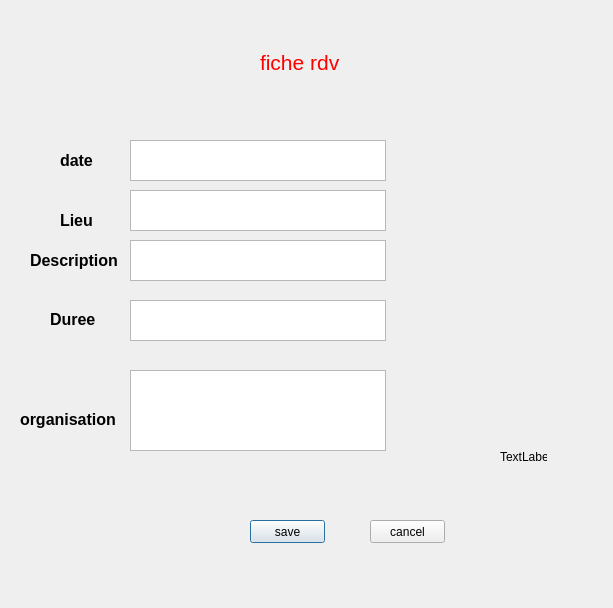
This is qt/tpqt/rdvui.ui in khalillakhdhar/python_seance1 as Qt 5 draws it before an edit. The edited form follows.
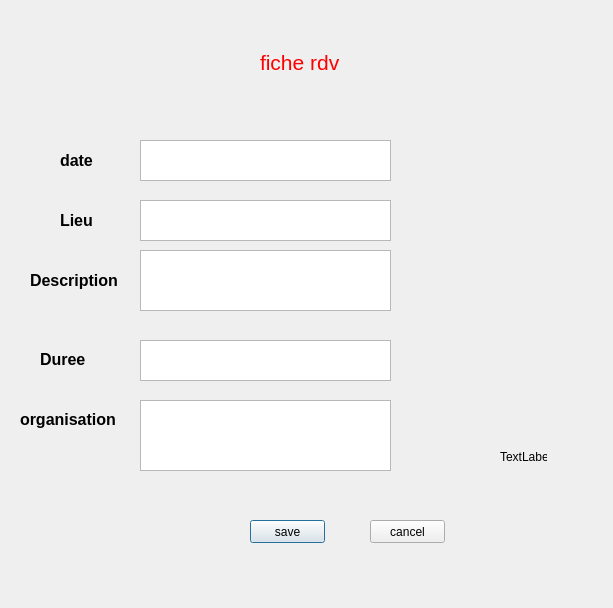
This is the edited form.

```diff
--- a/qt/tpqt/rdvui.ui
+++ b/qt/tpqt/rdvui.ui
@@ -43,7 +43,7 @@
    <property name="geometry">
     <rect>
      <x>30</x>
-     <y>250</y>
+     <y>270</y>
      <width>91</width>
      <height>21</height>
     </rect>
@@ -55,8 +55,8 @@
   <widget class="QLabel" name="label_4">
    <property name="geometry">
     <rect>
-     <x>50</x>
-     <y>310</y>
+     <x>40</x>
+     <y>350</y>
      <width>61</width>
      <height>20</height>
     </rect>
@@ -78,56 +78,6 @@
     <string>&lt;html&gt;&lt;head/&gt;&lt;body&gt;&lt;p&gt;&lt;span style=&quot; font-size:12pt; font-weight:600;&quot;&gt;organisation&lt;/span&gt;&lt;/p&gt;&lt;/body&gt;&lt;/html&gt;</string>
    </property>
   </widget>
-  <widget class="QTextBrowser" name="date">
-   <property name="geometry">
-    <rect>
-     <x>130</x>
-     <y>140</y>
-     <width>256</width>
-     <height>41</height>
-    </rect>
-   </property>
-  </widget>
-  <widget class="QTextBrowser" name="Lieu">
-   <property name="geometry">
-    <rect>
-     <x>130</x>
-     <y>190</y>
-     <width>256</width>
-     <height>41</height>
-    </rect>
-   </property>
-  </widget>
-  <widget class="QTextBrowser" name="Description">
-   <property name="geometry">
-    <rect>
-     <x>130</x>
-     <y>240</y>
-     <width>256</width>
-     <height>41</height>
-    </rect>
-   </property>
-  </widget>
-  <widget class="QTextBrowser" name="Duree">
-   <property name="geometry">
-    <rect>
-     <x>130</x>
-     <y>300</y>
-     <width>256</width>
-     <height>41</height>
-    </rect>
-   </property>
-  </widget>
-  <widget class="QTextBrowser" name="organisation">
-   <property name="geometry">
-    <rect>
-     <x>130</x>
-     <y>370</y>
-     <width>256</width>
-     <height>81</height>
-    </rect>
-   </property>
-  </widget>
   <widget class="QLabel" name="label_6">
    <property name="geometry">
     <rect>
@@ -180,6 +130,56 @@
     <string>TextLabel</string>
    </property>
   </widget>
+  <widget class="QTextEdit" name="date">
+   <property name="geometry">
+    <rect>
+     <x>140</x>
+     <y>140</y>
+     <width>251</width>
+     <height>41</height>
+    </rect>
+   </property>
+  </widget>
+  <widget class="QTextEdit" name="Lieu">
+   <property name="geometry">
+    <rect>
+     <x>140</x>
+     <y>200</y>
+     <width>251</width>
+     <height>41</height>
+    </rect>
+   </property>
+  </widget>
+  <widget class="QTextEdit" name="Description">
+   <property name="geometry">
+    <rect>
+     <x>140</x>
+     <y>250</y>
+     <width>251</width>
+     <height>61</height>
+    </rect>
+   </property>
+  </widget>
+  <widget class="QTextEdit" name="Duree">
+   <property name="geometry">
+    <rect>
+     <x>140</x>
+     <y>340</y>
+     <width>251</width>
+     <height>41</height>
+    </rect>
+   </property>
+  </widget>
+  <widget class="QTextEdit" name="organisation">
+   <property name="geometry">
+    <rect>
+     <x>140</x>
+     <y>400</y>
+     <width>251</width>
+     <height>71</height>
+    </rect>
+   </property>
+  </widget>
  </widget>
  <resources/>
  <connections/>
```
